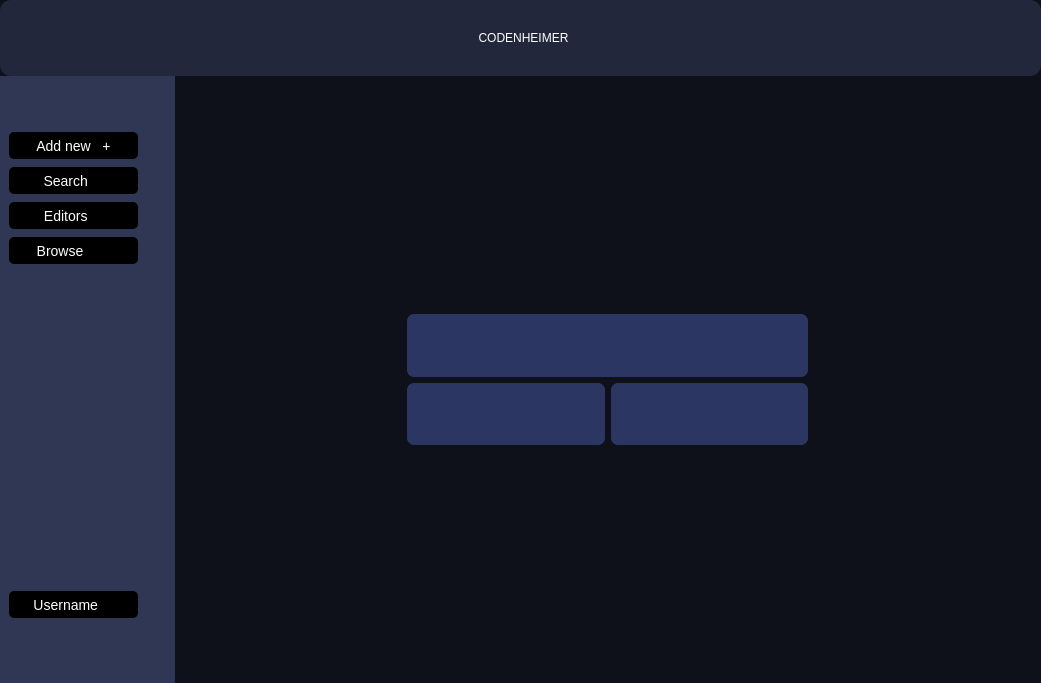
Qt form mainwindow.ui (Deatrax/codenheimer) before a commit.
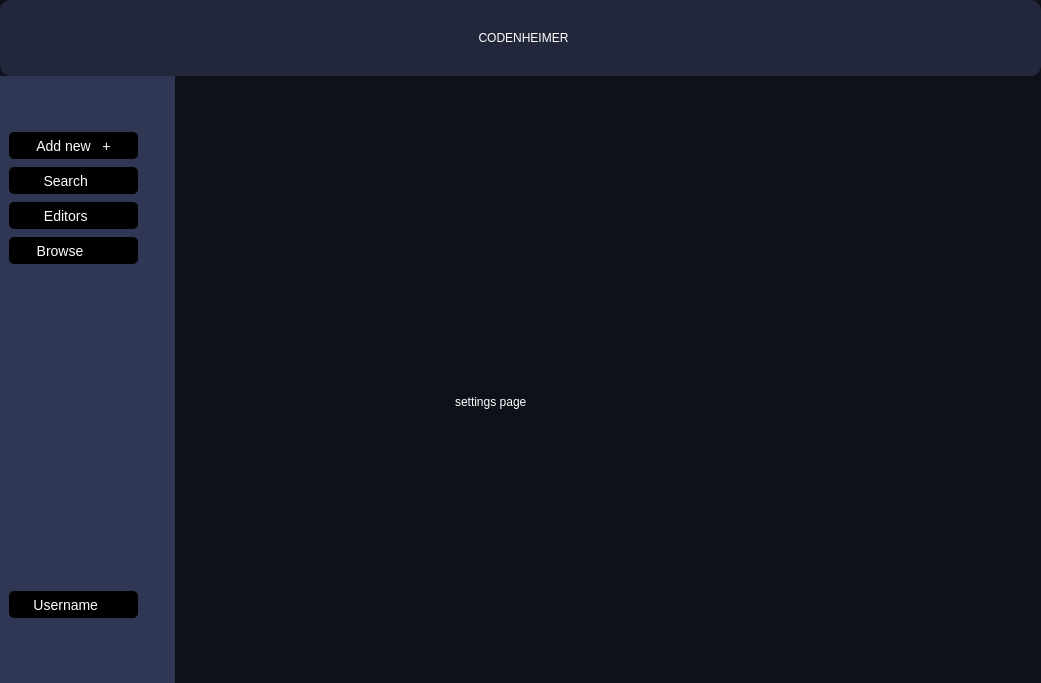
The same form after that commit.

Commit message: added the page chainging abilities to all the sidebar buttons and also added the settings page and can also go to the settings page using the settings-username button

The edit to the form file:
```diff
--- a/mainwindow.ui
+++ b/mainwindow.ui
@@ -20,6 +20,7 @@
 
 QWidget { 
         background-color: #0F111A;  /* Apply background to the main window */
+		color:white;
     }
     
     /* Make QGroupBox transparent with no border, inheriting the main window's background color */
@@ -476,7 +477,7 @@
           </sizepolicy>
          </property>
          <property name="currentIndex">
-          <number>0</number>
+          <number>4</number>
          </property>
          <widget class="QWidget" name="addnewPage">
           <layout class="QHBoxLayout" name="horizontalLayout_4">
@@ -616,7 +617,22 @@
             </rect>
            </property>
            <property name="text">
-            <string>Search page</string>
+            <string>Browse page</string>
+           </property>
+          </widget>
+         </widget>
+         <widget class="QWidget" name="settingsPage">
+          <widget class="QLabel" name="label_4">
+           <property name="geometry">
+            <rect>
+             <x>280</x>
+             <y>290</y>
+             <width>141</width>
+             <height>71</height>
+            </rect>
+           </property>
+           <property name="text">
+            <string>settings page</string>
            </property>
           </widget>
          </widget>
```
Left out of the diff: 26 changed lines with no effect on the pictures. The commit also changes 2 other files.
